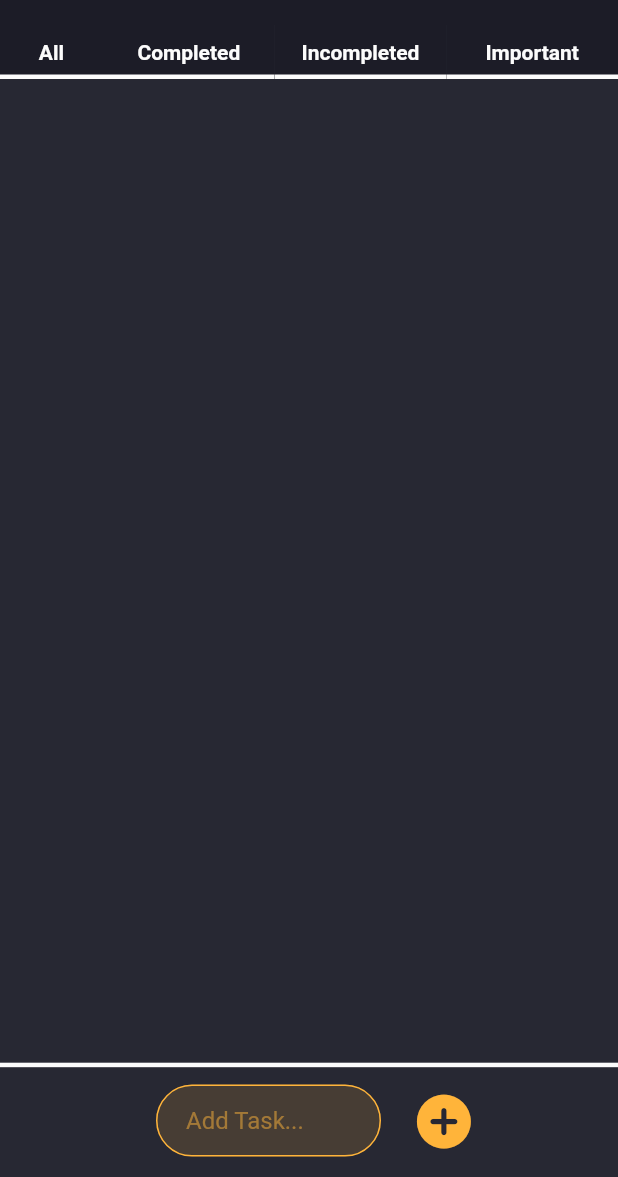
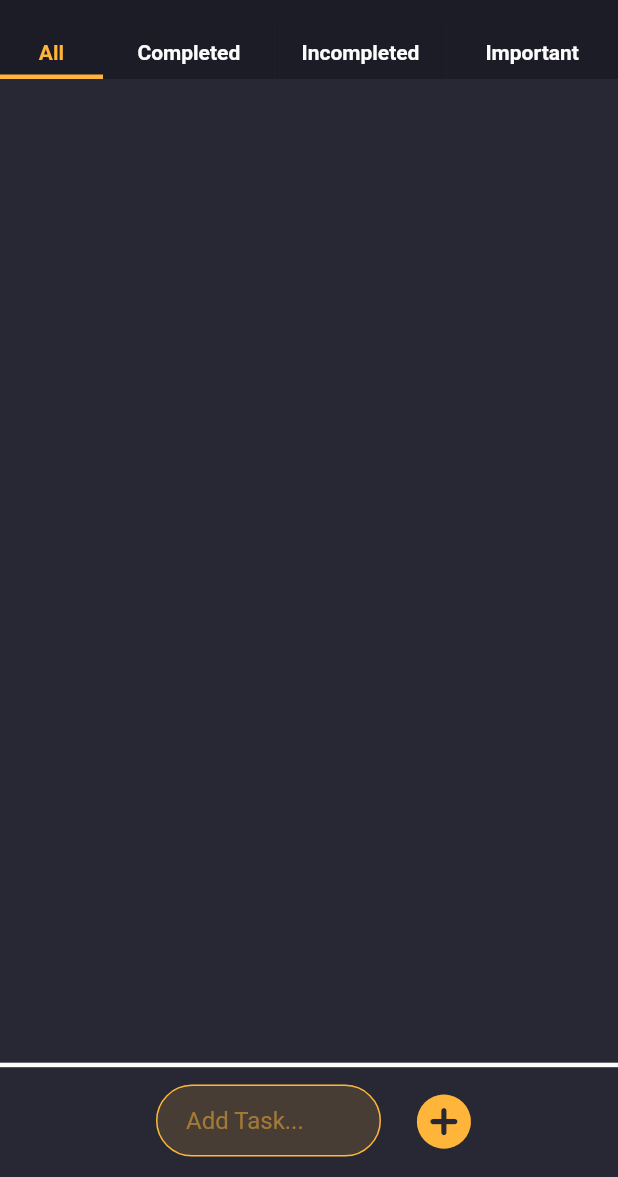
Before and after one commit to inha-carbon-neutral/1bronze, a Flutter app: the screen it shows after launch, on a phone screen of 412 x 824 dp, the part 59-1236 px from its top. Run offline on Flutter 3.47's test engine with Material 2 defaults, Android fonts, the phone set to English and light mode, and no system bars.

Commit message:
[feat] tab 상호작용 구현

```diff
--- a/lib/main.dart
+++ b/lib/main.dart
@@ -1,6 +1,12 @@
 import 'package:flutter/material.dart';
+import 'package:flutter_todolist/provider/tags_provider.dart';
 import 'package:flutter_todolist/todolist_app.dart';
+import 'package:provider/provider.dart';
 
 void main() {
-  runApp(const TodolistApp());
+  runApp(
+      ChangeNotifierProvider(
+        create: (context) => TagsProvider(),
+        child: const TodolistApp(),
+      ));
 }
--- /dev/null
+++ b/lib/provider/tags_provider.dart
@@ -0,0 +1,20 @@
+import 'package:flutter/material.dart';
+import 'package:flutter_todolist/widget/tag_widget.dart';
+
+class TagsProvider extends ChangeNotifier {
+
+  final Map<String, TagWidget> tagList = {};
+  String selectedTag = 'All';
+
+  TagsProvider() {
+    tagList['All'] = const TagWidget(title: 'All', width: 3);
+    tagList['Completed'] = const TagWidget(title: 'Completed', width: 5);
+    tagList['Incompleted'] = const TagWidget(title: 'Incompleted', width: 5);
+    tagList['Important'] = const TagWidget(title: 'Important', width: 5);
+  }
+
+  void updateState(String title) {
+    selectedTag = title;
+    notifyListeners();
+  }
+}
--- a/lib/screen/home_screen.dart
+++ b/lib/screen/home_screen.dart
@@ -1,16 +1,12 @@
 import 'package:flutter/material.dart';
+import 'package:flutter_todolist/provider/tags_provider.dart';
 import 'package:flutter_todolist/widget/add_todo_widget.dart';
-import 'package:flutter_todolist/widget/tag_widget.dart';
 import 'package:flutter_todolist/model/todo.dart';
 import 'package:flutter_todolist/widget/todo_widget.dart';
+import 'package:provider/provider.dart';
 
 class HomeScreen extends StatefulWidget {
   HomeScreen({super.key});
-
-  final allTag = const TagWidget(title: 'All', width: 3);
-  final completedTag = const TagWidget(title: 'Completed', width: 5);
-  final incompletedTag = const TagWidget(title: 'Incompleted', width: 5);
-  final importantTag = const TagWidget(title: 'Important', width: 5);
 
   @override
   State<HomeScreen> createState() => _HomeScreenState();
@@ -18,23 +14,12 @@ class HomeScreen extends StatefulWidget {
 
 class _HomeScreenState extends State<HomeScreen> {
   List<Todo> todolist = [];
-  late Map<String, TagWidget> tagList;
-  late TagWidget selectedTag;
+  late TagsProvider tagsProvider;
 
   @override
   void initState() {
-    tagList = getTagList();
-    selectedTag = tagList['All']!;
     super.initState();
-  }
-
-  Map<String, TagWidget> getTagList() {
-    Map<String, TagWidget> tagList = {};
-    tagList['All'] = widget.allTag;
-    tagList['Completed'] = widget.completedTag;
-    tagList['Incompleted'] = widget.incompletedTag;
-    tagList['Important'] = widget.importantTag;
-    return tagList;
+    tagsProvider = Provider.of<TagsProvider>(context, listen: false);
   }
 
   @override
@@ -50,11 +35,11 @@ class _HomeScreenState extends State<HomeScreen> {
               children: [
                 Flexible(
                   flex: 9,
-                    child: createTodolist(),
+                  child: createTodolist(),
                 ),
                 const Flexible(
                   flex: 1,
-                    child: AddTodoWidget(),
+                  child: AddTodoWidget(),
                 ),
               ],
             ),
@@ -66,12 +51,13 @@ class _HomeScreenState extends State<HomeScreen> {
 
   Row createTags() {
     return Row(
-          children: tagList.values.toList(),
+      children: tagsProvider.tagList.values.map((tag) {
+        return Flexible(
+          flex: tag.width,
+          child: tag,
         );
-  }
-
-  void selectTag(TagWidget tagWidget) {
-
+      }).toList(),
+    );
   }
 
   ListView createTodolist() {
--- a/lib/widget/tag_widget.dart
+++ b/lib/widget/tag_widget.dart
@@ -1,35 +1,26 @@
 import 'package:flutter/material.dart';
+import 'package:flutter_todolist/provider/tags_provider.dart';
+import 'package:provider/provider.dart';
 
-class TagWidget extends StatefulWidget {
+class TagWidget extends StatelessWidget {
   final int width;
   final String title;
 
   const TagWidget({
     super.key,
+    required this.width,
     required this.title,
-    required this.width,
   });
 
   @override
-  State<TagWidget> createState() => _TagWidgetState();
-}
+  Widget build(BuildContext context) {
+    final tagsProvider = Provider.of<TagsProvider>(context);
+    final isSelected = title == tagsProvider.selectedTag;
 
-class _TagWidgetState extends State<TagWidget> {
-  late int width;
-  late String title;
-  bool isSelected = false;
-
-  @override
-  void initState() {
-    width = widget.width;
-    title = widget.title;
-    super.initState();
-  }
-
-  @override
-  Flexible build(BuildContext context) {
-    return Flexible(
-      flex: width,
+    return GestureDetector(
+      onTap: () {
+        tagsProvider.updateState(title);
+      },
       child: Container(
         alignment: Alignment.center,
         color: const Color(0xFF1C1C27),
@@ -42,17 +33,22 @@ class _TagWidgetState extends State<TagWidget> {
               title,
               style: TextStyle(
                 fontWeight: FontWeight.w600,
-                color: Theme.of(context).primaryColor,
+                color: isSelected
+                    ? Theme.of(context).highlightColor
+                    : Theme.of(context).primaryColor,
               ),
               textAlign: TextAlign.center,
             ),
             const SizedBox(
               height: 10,
             ),
-            Divider(
-              height: 0,
-              thickness: 3,
-              color: Theme.of(context).primaryColor,
+            Visibility(
+              visible: isSelected,
+              child: Divider(
+                height: 0,
+                thickness: 3,
+                color: Theme.of(context).highlightColor,
+              ),
             ),
           ],
         ),
```
